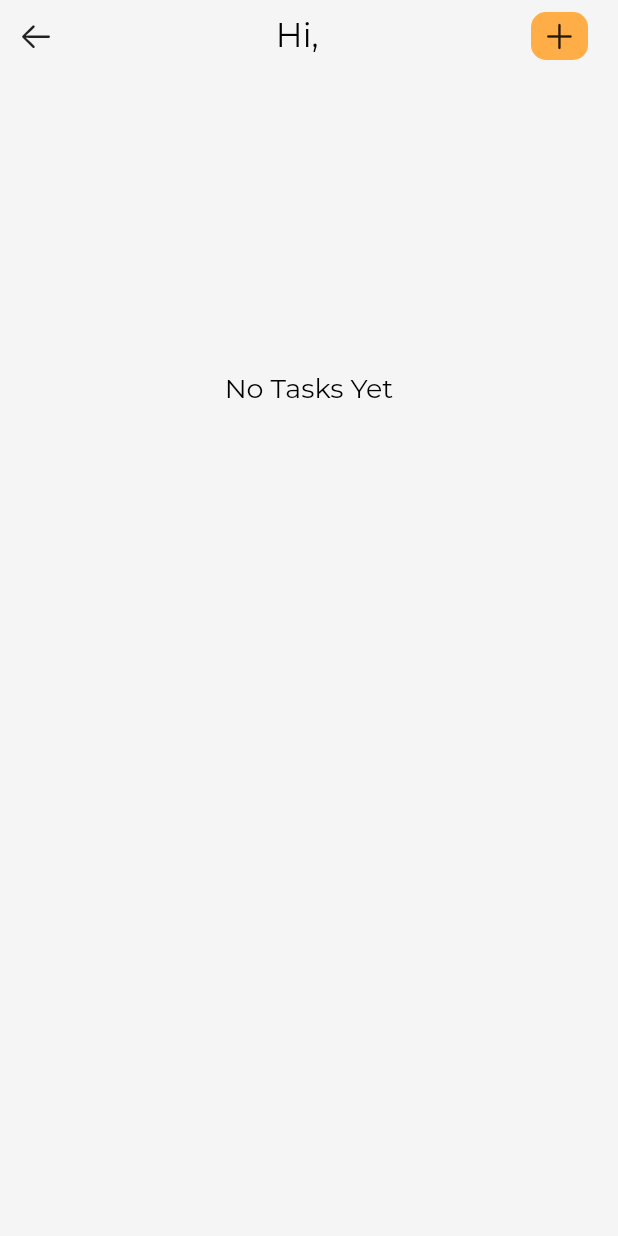
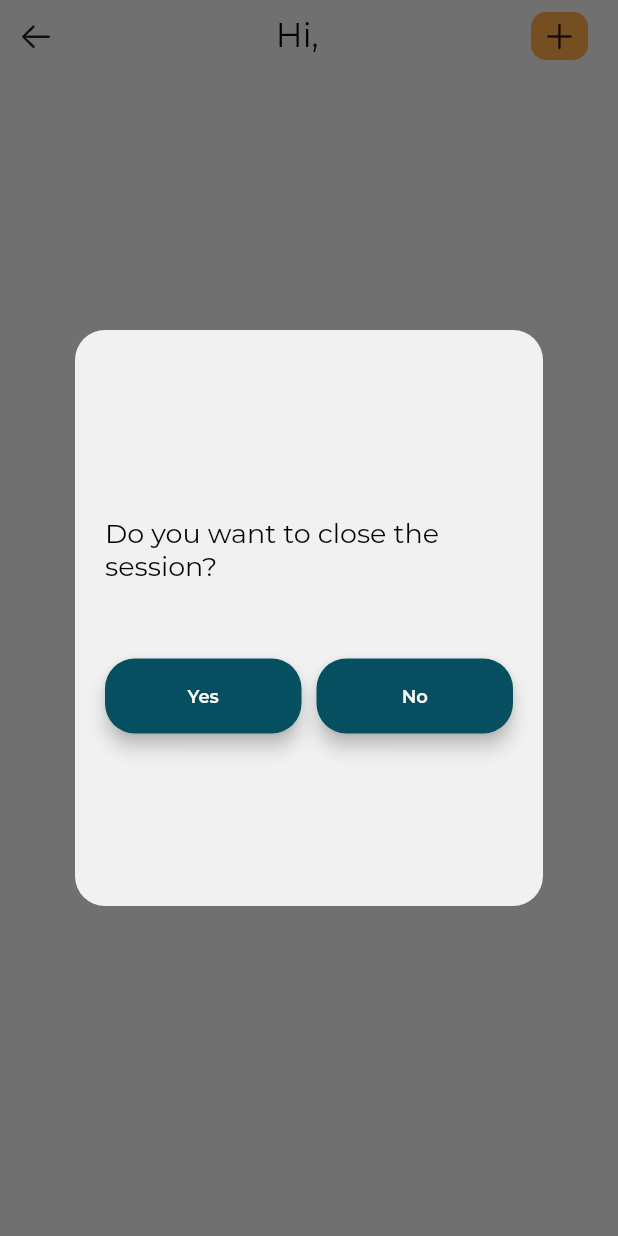
Before and after one commit to vmgarciahurtado/todo-app, a Flutter app: the HomeView screen opened directly, after a tap on an icon or button, on a phone screen of 412 x 824 dp. Run offline on Flutter 3.47's test engine with Material 2 defaults, Android fonts, the phone set to English and light mode, and no system bars; our stand-ins replace dio, email_validator, flutter_spinkit, get, get_storage; accounts and stored records are empty; network calls fail; statements that could not run were skipped.

Commit message:
close session feature

```diff
--- a/lib/presentation/home/view/home.dart
+++ b/lib/presentation/home/view/home.dart
@@ -15,7 +15,9 @@ class HomeView extends StatelessWidget {
       taskService: TaskService(iTaskRepository: TaskRepositoryHttp())));
   @override
   Widget build(BuildContext context) {
-    return Scaffold(
+    return WillPopScope(
+      onWillPop: () => viewModel.dialogCloseSession(viewModel),
+      child: Scaffold(
         body: SafeArea(
           child: Column(
             crossAxisAlignment: CrossAxisAlignment.start,
@@ -23,7 +25,9 @@ class HomeView extends StatelessWidget {
               Row(
                 children: [
                   IconButton(
-                    onPressed: () {},
+                      onPressed: () {
+                        viewModel.dialogCloseSession(viewModel);
+                      },
                       icon: const Icon(CupertinoIcons.arrow_left)),
                   const Spacer(),
                   Obx(() => Text(
@@ -93,6 +97,7 @@ class HomeView extends StatelessWidget {
             ],
           ),
         ),
+      ),
     );
   }
 }
--- a/lib/presentation/home/view_model/view_model.dart
+++ b/lib/presentation/home/view_model/view_model.dart
@@ -3,6 +3,8 @@ import 'package:get/get.dart';
 import 'package:get_storage/get_storage.dart';
 import 'package:todo_app/domain/task/model/task.dart';
 import 'package:todo_app/domain/task/service/task_service.dart';
+import 'package:todo_app/presentation/auth/view/auth.dart';
+import 'package:todo_app/presentation/home/widgets/dialog_close_session.dart';
 import 'package:todo_app/presentation/shared/cards/custom_loading.dart';
 import 'package:uuid/uuid.dart';
 import 'package:intl/intl.dart';
@@ -122,4 +124,16 @@ class HomeViewModel extends GetxController {
       );
     }
   }
+
+  dialogCloseSession(HomeViewModel viewModel) {
+    Get.dialog(DialogCloseSession(
+      viewModel: viewModel,
+    ));
+  }
+
+  Future<void> closeSession() async {
+    await storage.remove('auth');
+    await storage.remove('user_name');
+    Get.offAll(() => AuthView());
+  }
 }
--- /dev/null
+++ b/lib/presentation/home/widgets/dialog_close_session.dart
@@ -0,0 +1,65 @@
+import 'package:flutter/material.dart';
+import 'package:get/get.dart';
+import 'package:todo_app/presentation/home/view_model/view_model.dart';
+import 'package:todo_app/presentation/shared/buttons/rounded_button.dart';
+import 'package:todo_app/presentation/shared/styles/text_styles.dart';
+import 'package:todo_app/presentation/shared/theme/colores.dart';
+
+class DialogCloseSession extends StatelessWidget {
+  const DialogCloseSession({super.key, required this.viewModel});
+  final HomeViewModel viewModel;
+
+  @override
+  Widget build(BuildContext context) {
+    return Padding(
+      padding: const EdgeInsets.symmetric(horizontal: 50, vertical: 220),
+      child: Container(
+        padding: const EdgeInsets.symmetric(horizontal: 20, vertical: 20),
+        decoration: BoxDecoration(
+            color: Colores.grayBackground,
+            borderRadius: BorderRadius.circular(20)),
+        child: Material(
+          color: Colores.grayBackground,
+          child: Column(
+            mainAxisAlignment: MainAxisAlignment.center,
+            children: [
+              const SizedBox(
+                height: 10,
+              ),
+              Text(
+                'Do you want to close the session?',
+                style: TextStyles.subTitle2Style(),
+              ),
+              const SizedBox(
+                height: 50,
+              ),
+              Row(
+                children: [
+                  Expanded(
+                    child: CustomButton(
+                      onPressed: () {
+                        viewModel.closeSession();
+                      },
+                      text: 'Yes',
+                    ),
+                  ),
+                  const SizedBox(
+                    width: 10,
+                  ),
+                  Expanded(
+                    child: CustomButton(
+                      onPressed: () {
+                        Get.back();
+                      },
+                      text: 'No',
+                    ),
+                  )
+                ],
+              ),
+            ],
+          ),
+        ),
+      ),
+    );
+  }
+}
--- a/lib/presentation/home/widgets/task_item.dart
+++ b/lib/presentation/home/widgets/task_item.dart
@@ -2,7 +2,7 @@ import 'package:flutter/material.dart';
 import 'package:get/get.dart';
 import 'package:todo_app/domain/task/model/task.dart';
 import 'package:todo_app/presentation/home/view_model/view_model.dart';
-import 'package:todo_app/presentation/home/widgets/dialiog_task_detail.dart';
+import 'package:todo_app/presentation/home/widgets/dialog_task_detail.dart';
 import 'package:todo_app/presentation/shared/cards/custom_card.dart';
 import 'package:todo_app/presentation/shared/styles/text_styles.dart';
 import 'package:todo_app/presentation/shared/theme/colores.dart';
```
Also changed, not shown: lib/presentation/home/widgets/dialog_task_detail.dart (renamed from lib/presentation/home/widgets/dialiog_task_detail.dart), 3 other files. Lines whose indentation alone changed are shown as unchanged.
